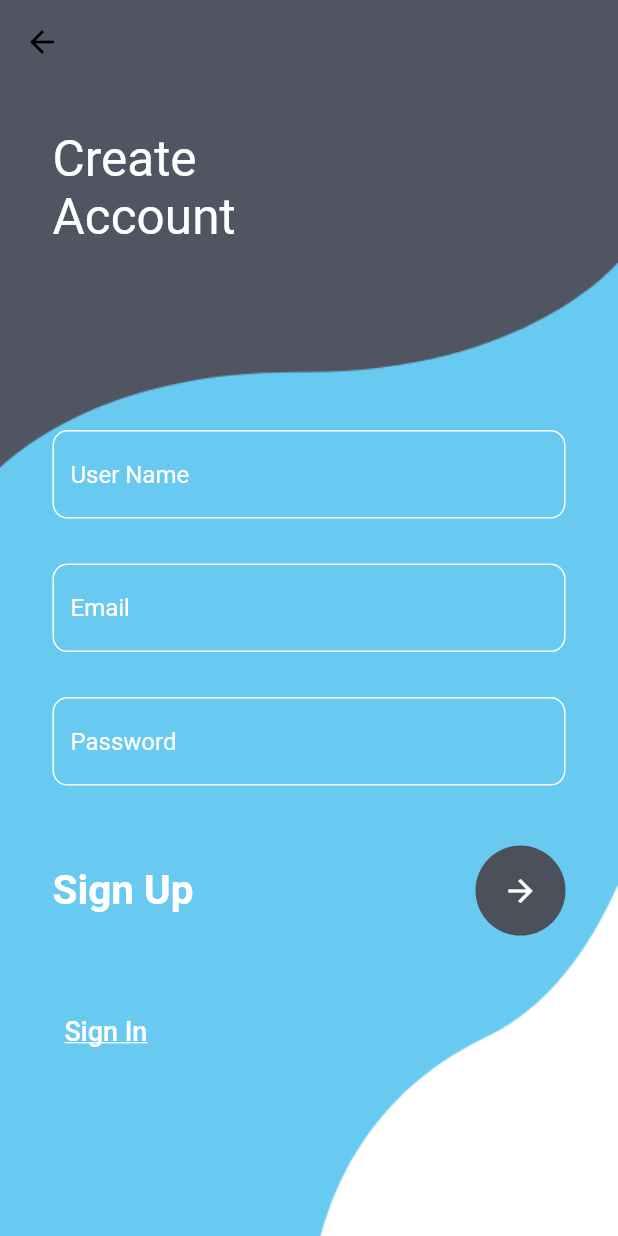
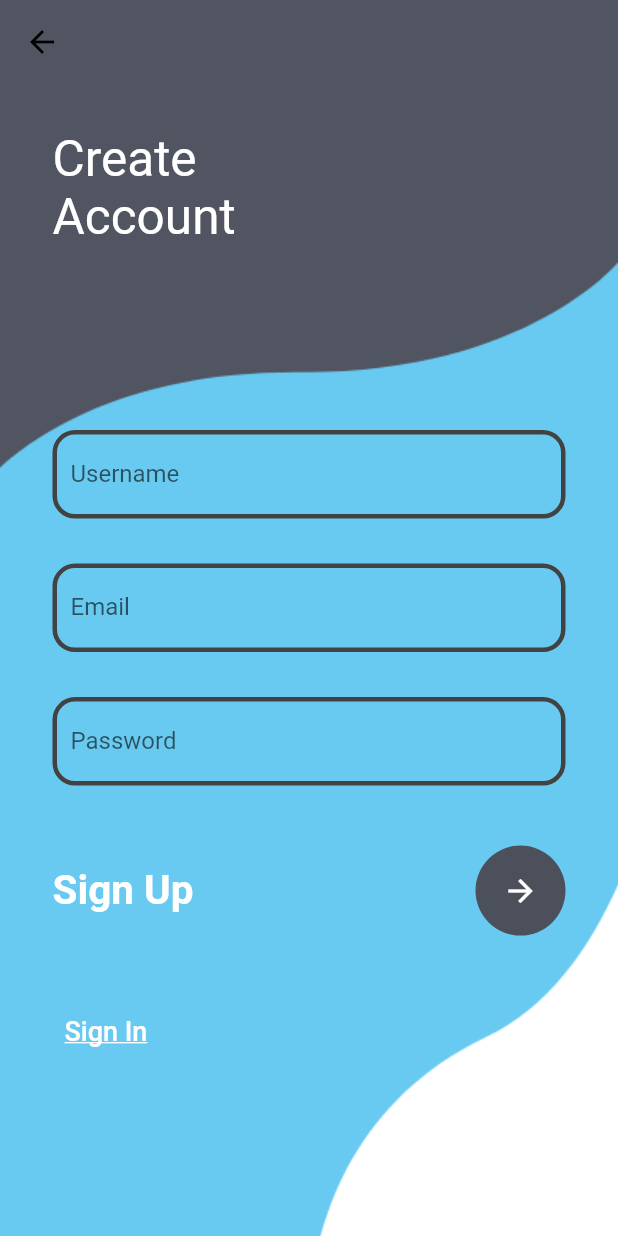
Before and after one commit to QuronXZ/Instaglone, a Flutter app: the screen it shows after launch, after a tap on "Sign up", on a phone screen of 412 x 824 dp. Run offline on Flutter 3.47's test engine with Material 2 defaults, Android fonts, the phone set to English and light mode, and no system bars; our stand-ins replace camera, cloud_firestore, firebase_auth, firebase_core, flutter_image_compress, fluttertoast and 1 more; accounts and stored records are empty; network calls fail.

Commit message:
Commiting changes in text field in log in n register

```diff
--- a/lib/Post.dart
+++ b/lib/Post.dart
@@ -1,5 +1,5 @@
 import 'dart:convert';
-import 'dart:ffi';
+
 import 'dart:io';
 import 'dart:typed_data';
 
--- a/lib/login.dart
+++ b/lib/login.dart
@@ -68,11 +68,15 @@ class _LoginState extends State<MyLogin> {
                     TextField(
                       controller: email,
                       decoration: InputDecoration(
-                        fillColor: Colors.grey.shade100,
-                        filled: true,
-                        hintText: 'Email',
-                        border: OutlineInputBorder(
-                            borderRadius: BorderRadius.circular(10)),
+                        labelText: 'Email',
+                        enabledBorder: OutlineInputBorder(
+                          borderSide: BorderSide(width: 3, color: Colors.grey.shade800),
+                          borderRadius: BorderRadius.circular(15),
+                        ),
+                        focusedBorder: OutlineInputBorder(
+                          borderSide: const BorderSide(width: 3, color: Colors.green),
+                          borderRadius: BorderRadius.circular(15),
+                        )
                       ),
                     ),
                     SizedBox(height: 30),
@@ -80,12 +84,15 @@ class _LoginState extends State<MyLogin> {
                       obscureText: true,
                       controller: password,
                       decoration: InputDecoration(
-                        fillColor: Colors.grey.shade100,
-                        filled: true,
-                        hintText: 'password',
-                        border: OutlineInputBorder(
-                            borderRadius: BorderRadius.circular(10)),
-                      ),
+                        labelText: 'Password',
+                        enabledBorder: OutlineInputBorder(
+                          borderSide: BorderSide(width: 3, color: Colors.grey.shade800),
+                          borderRadius: BorderRadius.circular(15),
+                        ),
+                        focusedBorder: OutlineInputBorder(
+                          borderSide: const BorderSide(width: 3, color: Colors.green),
+                          borderRadius: BorderRadius.circular(15),
+                          )),
                     ),
                     SizedBox(height: 40),
                     Row(
--- a/lib/register.dart
+++ b/lib/register.dart
@@ -108,22 +108,14 @@ class _MyRegisterState extends State<MyRegister> {
                             style: TextStyle(color: Colors.white),
                             controller: username,
                             decoration: InputDecoration(
+                        labelText: 'Username',
                         enabledBorder: OutlineInputBorder(
-                                  borderRadius: BorderRadius.circular(10),
-                                  borderSide: BorderSide(
-                                    color: Colors.white,
-                                  ),
+                          borderSide: BorderSide(width: 3, color: Colors.grey.shade800),
+                          borderRadius: BorderRadius.circular(15),
                         ),
                         focusedBorder: OutlineInputBorder(
-                                  borderRadius: BorderRadius.circular(10),
-                                  borderSide: BorderSide(
-                                    color: Colors.black,
-                                  ),
-                                ),
-                                hintText: "User Name",
-                                hintStyle: TextStyle(color: Colors.white),
-                                border: OutlineInputBorder(
-                                  borderRadius: BorderRadius.circular(10),
+                          borderSide: const BorderSide(width: 3, color: Colors.green),
+                          borderRadius: BorderRadius.circular(15),
                           )),
                           ),
                           SizedBox(
@@ -133,22 +125,14 @@ class _MyRegisterState extends State<MyRegister> {
                             style: TextStyle(color: Colors.white),
                             controller: email,
                             decoration: InputDecoration(
+                        labelText: 'Email',
                         enabledBorder: OutlineInputBorder(
-                                  borderRadius: BorderRadius.circular(10),
-                                  borderSide: BorderSide(
-                                    color: Colors.white,
-                                  ),
+                          borderSide: BorderSide(width: 3, color: Colors.grey.shade800),
+                          borderRadius: BorderRadius.circular(15),
                         ),
                         focusedBorder: OutlineInputBorder(
-                                  borderRadius: BorderRadius.circular(10),
-                                  borderSide: BorderSide(
-                                    color: Colors.black,
-                                  ),
-                                ),
-                                hintText: "Email",
-                                hintStyle: TextStyle(color: Colors.white),
-                                border: OutlineInputBorder(
-                                  borderRadius: BorderRadius.circular(10),
+                          borderSide: const BorderSide(width: 3, color: Colors.green),
+                          borderRadius: BorderRadius.circular(15),
                           )),
                           ),
                           SizedBox(
@@ -159,22 +143,14 @@ class _MyRegisterState extends State<MyRegister> {
                             obscureText: true,
                             controller: password,
                             decoration: InputDecoration(
+                              labelText: 'Password',
                               enabledBorder: OutlineInputBorder(
-                                  borderRadius: BorderRadius.circular(10),
-                                  borderSide: BorderSide(
-                                    color: Colors.white,
-                                  ),
+                              borderSide: BorderSide(width: 3, color: Colors.grey.shade800),
+                              borderRadius: BorderRadius.circular(15),
                             ),
                             focusedBorder: OutlineInputBorder(
-                                  borderRadius: BorderRadius.circular(10),
-                                  borderSide: BorderSide(
-                                    color: Colors.black,
-                                  ),
-                                ),
-                                hintText: "Password",
-                                hintStyle: TextStyle(color: Colors.white),
-                                border: OutlineInputBorder(
-                                  borderRadius: BorderRadius.circular(10),
+                              borderSide: const BorderSide(width: 3, color: Colors.green),
+                              borderRadius: BorderRadius.circular(15),
                             )),
                           ),
                           SizedBox(
--- a/pubspec.yaml
+++ b/pubspec.yaml
@@ -41,7 +41,7 @@ dependencies:
   # Use with the CupertinoIcons class for iOS style icons.
   cupertino_icons: ^1.0.2
   english_words: ^4.0.0
-  firebase_auth: ^3.3.5
+
 
 dev_dependencies:
   flutter_test:
```
Lines whose indentation alone changed are shown as unchanged.
